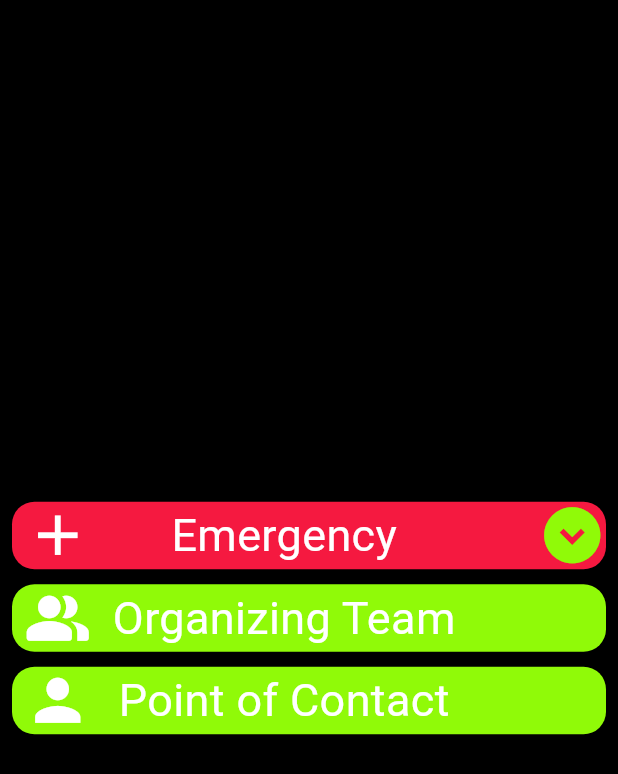
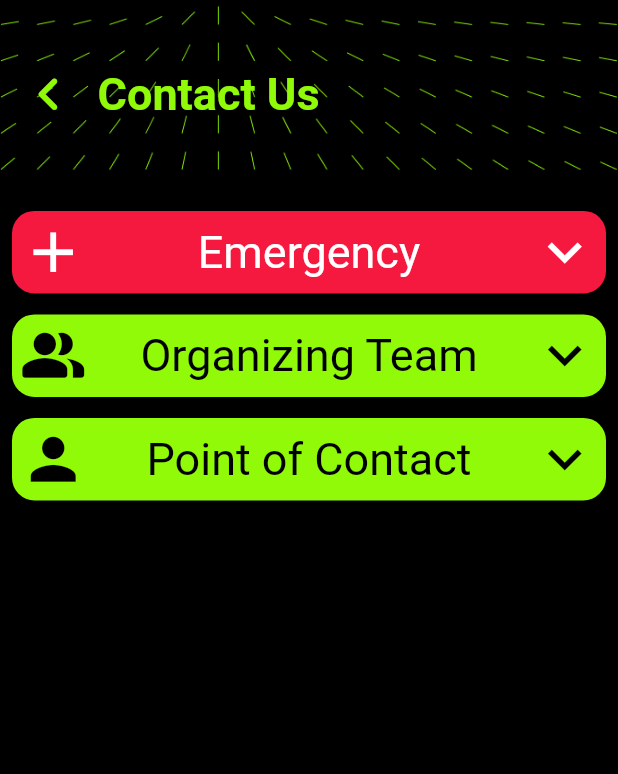
Before and after one commit to surge-snu/surge-2023-app, a Flutter app: the ContactUs screen opened directly, on a phone screen of 412 x 824 dp. Shown: the top 774 px of the screen. Run offline on Flutter 3.47's test engine with Material 2 defaults, Android fonts, the light colour scheme and no system bars; our stand-ins replace get, google_fonts, google_nav_bar, line_icons, shared_preferences, widget_and_text_animator; accounts and stored records are empty.

Commit message:
completed appbar and contact us page

```diff
--- /dev/null
+++ b/lib/Utils/CustomAppbar.dart
@@ -0,0 +1,40 @@
+
+import 'package:flutter/material.dart';
+import 'package:surge_2023_app/Global%20Variables/Constants.dart';
+
+class CustomAppBar extends StatefulWidget {
+  final String heading;
+  const CustomAppBar({Key? key, required this.heading}) : super(key: key);
+
+  @override
+  State<CustomAppBar> createState() => _CustomAppBarState();
+}
+
+class _CustomAppBarState extends State<CustomAppBar> {
+  @override
+  Widget build(BuildContext context) {
+    return Container(
+      height: MediaQuery.sizeOf(context).height*0.15,
+      child: Stack(
+        children: [
+          Image.asset('assets/appbarback.png'),
+          Positioned(
+              left: 10,
+              top: 40,
+              child: Row(
+            children: [
+         InkWell(
+           onTap:(){
+             Navigator.pop(context);
+          },
+
+                  child: Icon(Icons.keyboard_arrow_left_rounded,color: AppColors.primaryColor,size: 45,)),
+              SizedBox(width: 10,),
+              Text(widget.heading,style: TextStyle(color: AppColors.primaryColor,fontSize: 30,fontWeight: FontWeight.w700),)
+            ],
+          ))
+        ],
+      ),
+    );
+  }
+}
--- a/lib/contact/contactus.dart
+++ b/lib/contact/contactus.dart
@@ -1,5 +1,6 @@
 import 'package:flutter/material.dart';
 import 'package:surge_2023_app/Global%20Variables/Constants.dart';
+import 'package:surge_2023_app/Utils/CustomAppbar.dart';
 import 'package:surge_2023_app/contact/custom_button.dart';
 
 class ContactUs extends StatefulWidget {
@@ -14,16 +15,20 @@ class _ContactUsState extends State<ContactUs> {
   Widget build(BuildContext context) {
     return Scaffold(
       backgroundColor: Colors.black,
+      appBar: PreferredSize(
+        preferredSize: Size(MediaQuery.sizeOf(context).width,MediaQuery.sizeOf(context).height*0.15),
+        child: CustomAppBar(heading: 'Contact Us',),
+      ),
       body: Container(
 
         child: Padding(
-          padding: const EdgeInsets.only(left: 8.0,right: 8),
+          padding: const EdgeInsets.only(left: 8.0,right: 8,top: 17),
           child: Column(
-            mainAxisAlignment: MainAxisAlignment.center ,
+            mainAxisAlignment: MainAxisAlignment.start ,
             children:[ CustomDropDown(maincolor: Color(0xffF51940),mainText: 'Emergency',mainIcon: Icons.add),
-              SizedBox(height: 10,),
+              SizedBox(height: 14,),
               CustomDropDown(maincolor: AppColors.primaryColor,mainText: 'Organizing Team',mainIcon: Icons.people_alt_rounded),
-              SizedBox(height: 10,),
+              SizedBox(height: 14,),
               CustomDropDown(maincolor: AppColors.primaryColor,mainText: 'Point of Contact',mainIcon: Icons.person),
             ]
           ),
--- a/lib/contact/custom_button.dart
+++ b/lib/contact/custom_button.dart
@@ -18,7 +18,7 @@ class _CustomDropDownState extends State<CustomDropDown> {
   Widget build(BuildContext context) {
     return Center(
       child: Container(
-        //width: double.infinity,
+        width: double.infinity,
         child: Column(
 
           children: [
@@ -46,22 +46,22 @@ color:  !open?widget.maincolor:null ,
 
                 child: Column(
                   children: [
-                    Row(
-                      mainAxisAlignment: MainAxisAlignment.spaceBetween,
-                      children: [
-                        Padding(
-                          padding: const EdgeInsets.only(left: 8.0),
-                          child: Icon(widget.mainIcon,color: Colors.white,size: 45,weight:30 ),
-                        ),
-                        SizedBox(width: MediaQuery.sizeOf(context).width*0.03),
-                        Text(
-                          widget.mainText,style: TextStyle(fontWeight: FontWeight.w400,fontSize: 30,color: Colors.white),
-                        ),
+                    Padding(
+                      padding: const EdgeInsets.all(5.0),
+                      child: Row(
+                        mainAxisAlignment: MainAxisAlignment.spaceBetween,
+                        children: [
+                          Icon(widget.mainIcon,color:widget.maincolor==AppColors.primaryColor?Colors.black: Colors.white,size: 45,weight:30 ),
+                          //SizedBox(width: MediaQuery.sizeOf(context).width*0.03),
+                          Text(
+                            widget.mainText,style: TextStyle(fontWeight: FontWeight.w400,fontSize: 30,color:widget.maincolor==AppColors.primaryColor?Colors.black: Colors.white),
+                        textAlign: TextAlign.right,  ),
 
-                        SizedBox(width: MediaQuery.sizeOf(context).width*0.13),
-                        Icon(Icons.expand_circle_down,color: AppColors.primaryColor ,size: 45,),
+                          //SizedBox(width: MediaQuery.sizeOf(context).width*0.13),
+                          Icon(open?Icons.keyboard_arrow_up:Icons.keyboard_arrow_down,color: widget.maincolor==AppColors.primaryColor?Colors.black: Colors.white ,size: 45,),
 
-                      ],
+                        ],
+                      ),
                     ),
                     if(open)Container(
 
```
Also changed, not shown: lib/Profile/profile.dart (added, +23 -0 lines), lib/Utils/Navigator.dart (+13 -7 lines), lib/main.dart (+2 -19 lines), assets/appbarback.png (added).
